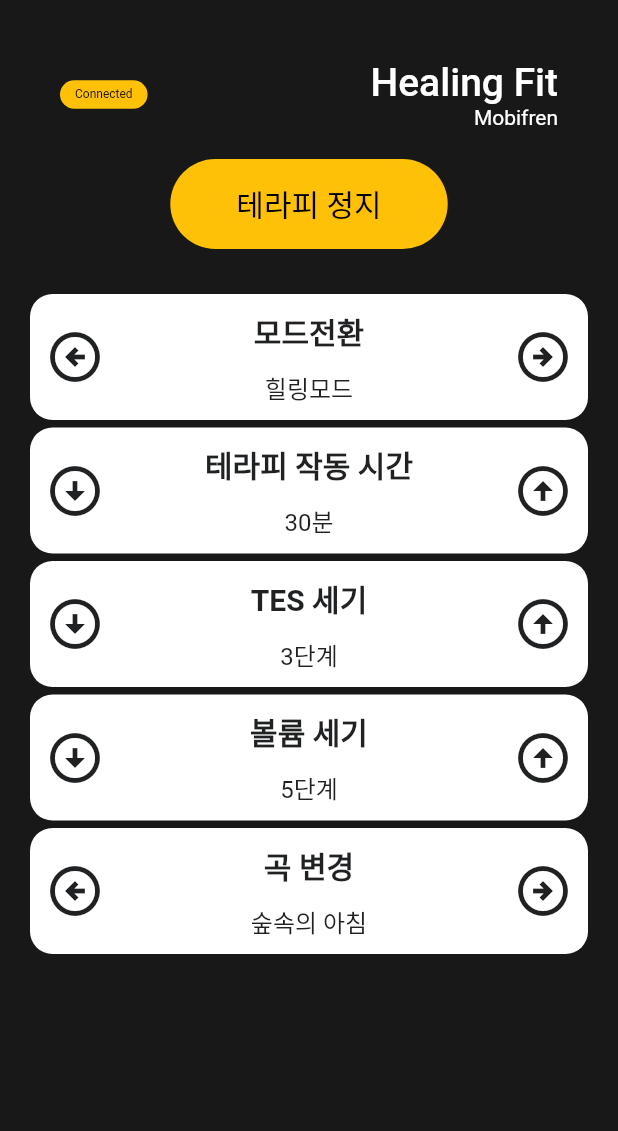
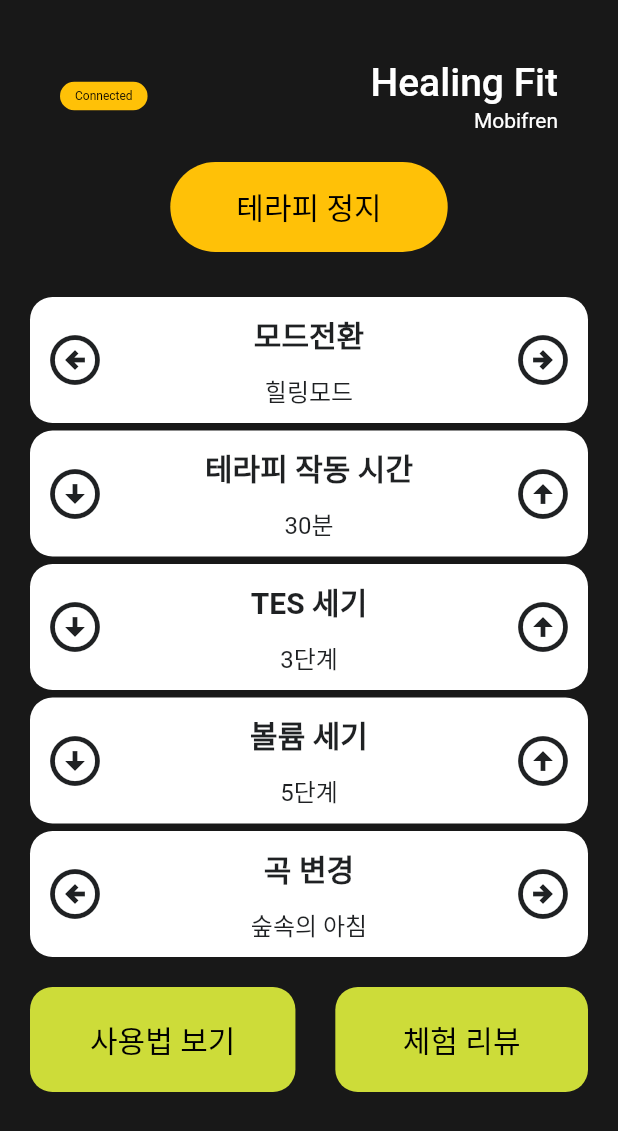
Before and after one commit to sjyunn/flutterUI, a Flutter app: the screen it shows after launch, on a phone screen of 412 x 824 dp. Shown: the top 1131 px of the screen. Run offline on Flutter 3.47's test engine with Material 2 defaults, Android fonts, the phone set to English and light mode, and no system bars.

Commit message:
add ui button

```diff
--- a/lib/main.dart
+++ b/lib/main.dart
@@ -1,4 +1,5 @@
 import 'package:flutter/material.dart';
+import 'package:uitestapp/widgets/button.dart';
 import 'package:uitestapp/widgets/button_tes.dart';
 import 'package:uitestapp/widgets/control_card.dart';
 import 'package:uitestapp/widgets/notice.dart';
@@ -51,6 +52,9 @@ class App extends StatelessWidget {
                             fontSize: 26,
                             fontWeight: FontWeight.w500,
                           ),
+                        ),
+                        SizedBox(
+                          height: 2,
                         ),
                         Text(
                           'Mobifren',
@@ -122,6 +126,24 @@ class App extends StatelessWidget {
                 icon_right: Icons.arrow_circle_right_outlined,
                 isInverted: true,
               ),
+              SizedBox(
+                height: 20,
+              ),
+              Row(
+                mainAxisAlignment: MainAxisAlignment.spaceBetween,
+                children: [
+                  Button(
+                    text: '사용법 보기',
+                    bgColor: Colors.lime,
+                    textColor: Colors.black,
+                  ),
+                  Button(
+                    text: ' 체험 리뷰 ',
+                    bgColor: Colors.lime,
+                    textColor: Colors.black,
+                  ),
+                ],
+              ),
             ],
           ),
         ),
--- a/lib/widgets/button.dart
+++ b/lib/widgets/button.dart
@@ -17,12 +17,12 @@ class Button extends StatelessWidget {
     return Container(
       decoration: BoxDecoration(
         color: bgColor,
-        borderRadius: BorderRadius.circular(45),
+        borderRadius: BorderRadius.circular(15),
       ),
       child: Padding(
         padding: const EdgeInsets.symmetric(
-          vertical: 15,
-          horizontal: 44,
+          vertical: 20,
+          horizontal: 40,
         ),
         child: Text(
           text,
```
